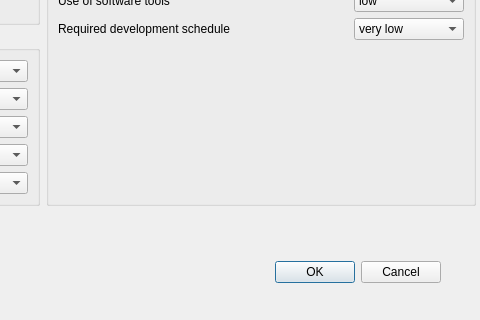
First picture: the form in apps/qmcloc/cocomoCfgDialog.ui, repository dwmcrobb/mcloc, before the edit; both pictures show x 320 to 800 and y 230 to 550 of the 800 by 550 pixel window.
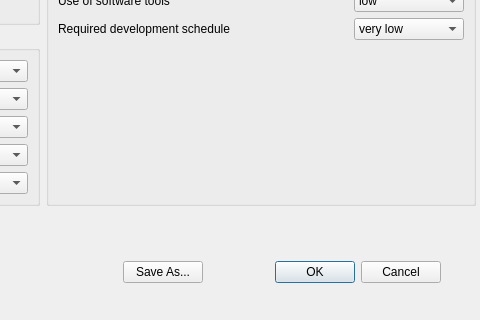
Second picture: the form after the edit.

Commit message: Added ability to save COCOMO configuration.

```diff
--- a/apps/qmcloc/cocomoCfgDialog.ui
+++ b/apps/qmcloc/cocomoCfgDialog.ui
@@ -994,14 +994,30 @@
       </property>
      </spacer>
     </item>
+    <item>
+     <widget class="QPushButton" name="saveAsButton">
+      <property name="text">
+       <string>Save As...</string>
+      </property>
+     </widget>
+    </item>
     <item>
      <widget class="QDialogButtonBox" name="buttonBox">
+      <property name="sizePolicy">
+       <sizepolicy hsizetype="MinimumExpanding" vsizetype="Fixed">
+        <horstretch>0</horstretch>
+        <verstretch>0</verstretch>
+       </sizepolicy>
+      </property>
       <property name="orientation">
        <enum>Qt::Horizontal</enum>
       </property>
       <property name="standardButtons">
        <set>QDialogButtonBox::Cancel|QDialogButtonBox::Ok</set>
       </property>
+      <property name="centerButtons">
+       <bool>false</bool>
+      </property>
      </widget>
     </item>
    </layout>
```
The commit also changes 3 other files.
